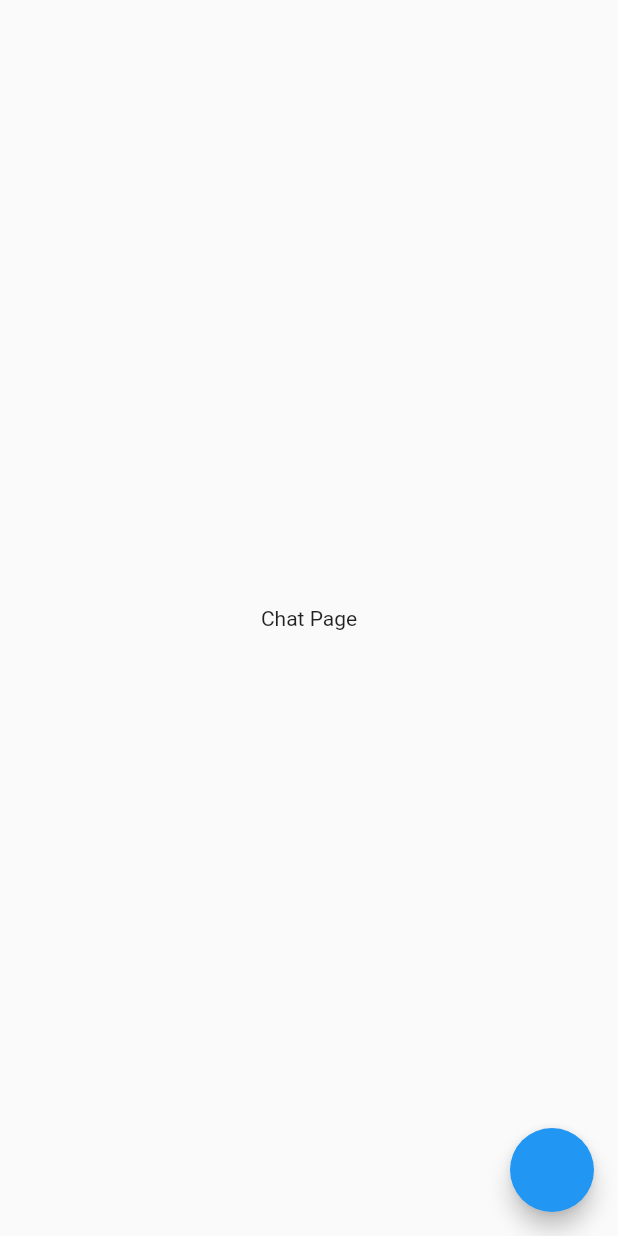
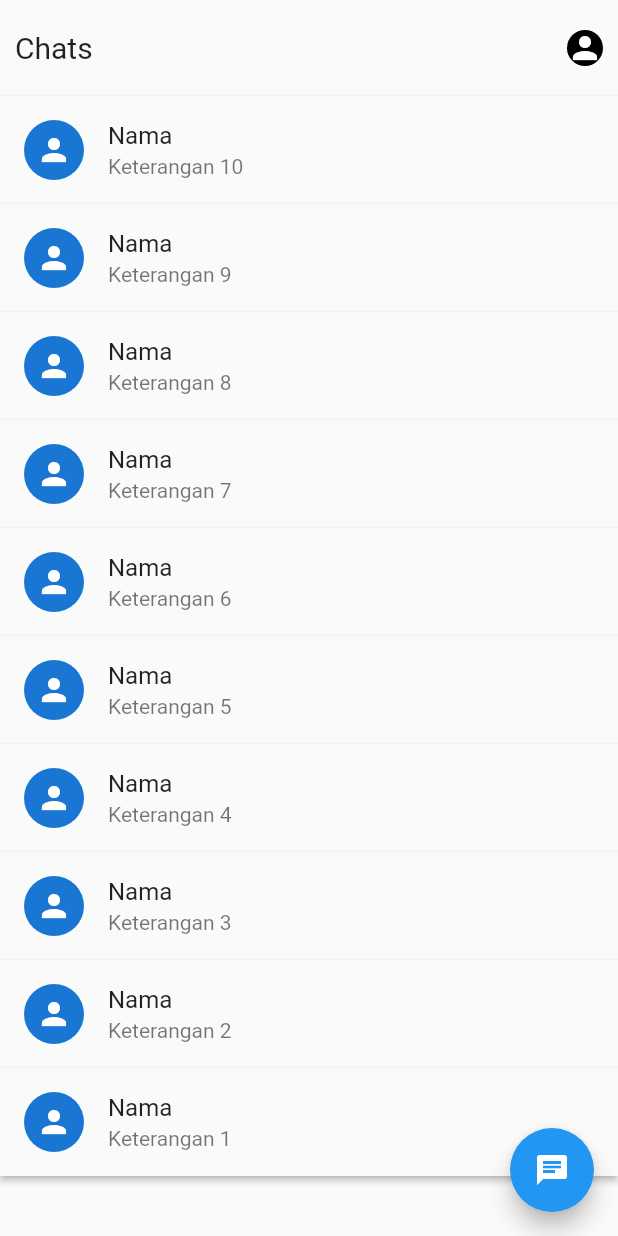
Before and after one commit to emptyplayer07/chat-app, a Flutter app: the ChatPage screen opened by its route, on a phone screen of 412 x 824 dp. Run offline on Flutter 3.47's test engine with Material 2 defaults, Android fonts, the phone set to English and light mode, and no system bars; our stand-ins replace firebase_auth, firebase_core, get, lottie; accounts and stored records are empty; network calls fail.

Commit message:
commit kedua

```diff
--- a/lib/pages/chat_page.dart
+++ b/lib/pages/chat_page.dart
@@ -1,4 +1,5 @@
 import 'package:chat_app/controllers/auth_controller.dart';
+import 'package:chat_app/routes/name_route.dart';
 import 'package:flutter/material.dart';
 import 'package:get/get.dart';
 
@@ -8,12 +9,63 @@ class ChatPage extends StatelessWidget {
   @override
   Widget build(BuildContext context) {
     final authC = Get.find<AuthController>();
+    final List<Widget> myChat = List.generate(
+        10,
+        (index) => Material(
+              elevation: 2,
+              child: ListTile(
+                onTap: () {},
+                leading: const CircleAvatar(
+                  child: Icon(Icons.person),
+                ),
+                title: const Text("Nama"),
+                subtitle: Text("Keterangan ${index + 1}"),
+              ),
+            )).reversed.toList();
     return Scaffold(
-      body: const Center(
-        child: Text("Chat Page"),
+      body: SafeArea(
+        child: Column(
+          children: [
+            Container(
+              padding: const EdgeInsets.fromLTRB(10, 20, 10, 20),
+              child: Row(
+                mainAxisAlignment: MainAxisAlignment.spaceBetween,
+                // ignore: prefer_const_literals_to_create_immutables
+                children: [
+                  const Text(
+                    "Chats",
+                    style: TextStyle(fontSize: 20),
+                  ),
+                  Material(
+                    borderRadius: BorderRadius.circular(50),
+                    color: Colors.black,
+                    child: InkWell(
+                      radius: 100,
+                      onTap: () {
+                        Get.toNamed(NameRoute.profilePage);
+                      },
+                      child: const Icon(
+                        Icons.person,
+                        color: Colors.white,
+                      ),
+                    ),
+                  )
+                ],
+              ),
+            ),
+            Expanded(
+                child: ListView.builder(
+              itemCount: 10,
+              itemBuilder: (context, index) => myChat[index],
+            )),
+          ],
+        ),
       ),
       floatingActionButton: FloatingActionButton(
-        onPressed: () => authC.logout(),
+        onPressed: () {
+          Get.toNamed(NameRoute.searchPersonPage);
+        },
+        child: const Icon(Icons.chat),
       ),
     );
   }
--- a/lib/routes/name_route.dart
+++ b/lib/routes/name_route.dart
@@ -2,4 +2,7 @@ abstract class NameRoute {
   static const chatPage = "/chat_page";
   static const loginPage = "/login_page";
   static const registerPage = "/register_page";
+  static const profilePage = "/profile_page";
+  static const chatRoomPage = "/chat_room_page";
+  static const searchPersonPage = "/search_person_page";
 }
--- a/lib/routes/route.dart
+++ b/lib/routes/route.dart
@@ -1,26 +1,52 @@
 import 'package:chat_app/bindings/textfield/login_binding.dart';
 import 'package:chat_app/bindings/textfield/register_binding.dart';
 import 'package:chat_app/pages/chat_page.dart';
+import 'package:chat_app/pages/chat_room_page.dart';
 import 'package:chat_app/pages/login_page.dart';
+import 'package:chat_app/pages/profile_page.dart';
 import 'package:chat_app/pages/register_page.dart';
+import 'package:chat_app/pages/search_person_page.dart';
 import 'package:chat_app/routes/name_route.dart';
 import 'package:get/get.dart';
 
 class RoutePageApp extends GetxController {
   static var pages = [
-    GetPage(
-      name: NameRoute.chatPage,
-      page: () => const ChatPage(),
-    ),
+    //login page
     GetPage(
       name: NameRoute.loginPage,
       page: () => const LoginPage(),
       binding: LoginBinding(),
     ),
+
+    //register page
     GetPage(
       name: NameRoute.registerPage,
       page: () => const RegisterPage(),
       binding: RegisterBinding(),
+    ),
+
+    //chat page
+    GetPage(
+      name: NameRoute.chatPage,
+      page: () => const ChatPage(),
+    ),
+
+    //chat room page
+    GetPage(
+      name: NameRoute.chatRoomPage,
+      page: () => const ChatRoomPage(),
+    ),
+
+    //profile page
+    GetPage(
+      name: NameRoute.profilePage,
+      page: () => const ProfilePage(),
+    ),
+
+    //search friend page
+    GetPage(
+      name: NameRoute.searchPersonPage,
+      page: () => SearchPersonPage(),
     )
   ];
 }
```
Also changed, not shown: lib/pages/chat_room_page.dart (added, +14 -0 lines), lib/pages/profile_page.dart (added, +28 -0 lines), lib/pages/search_person_page.dart (added, +35 -0 lines).
